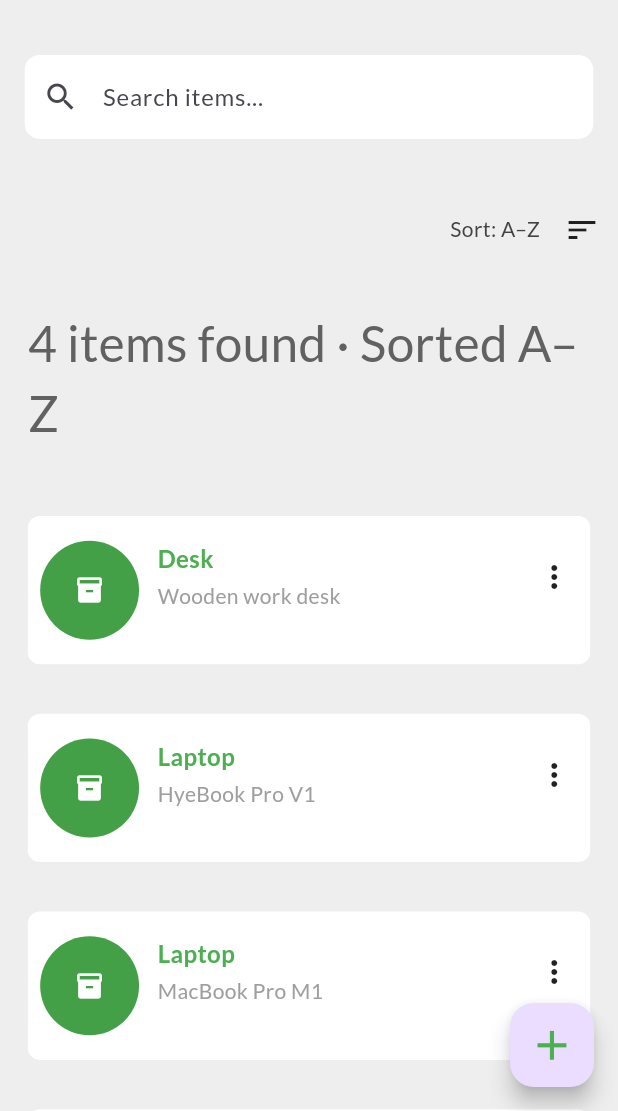
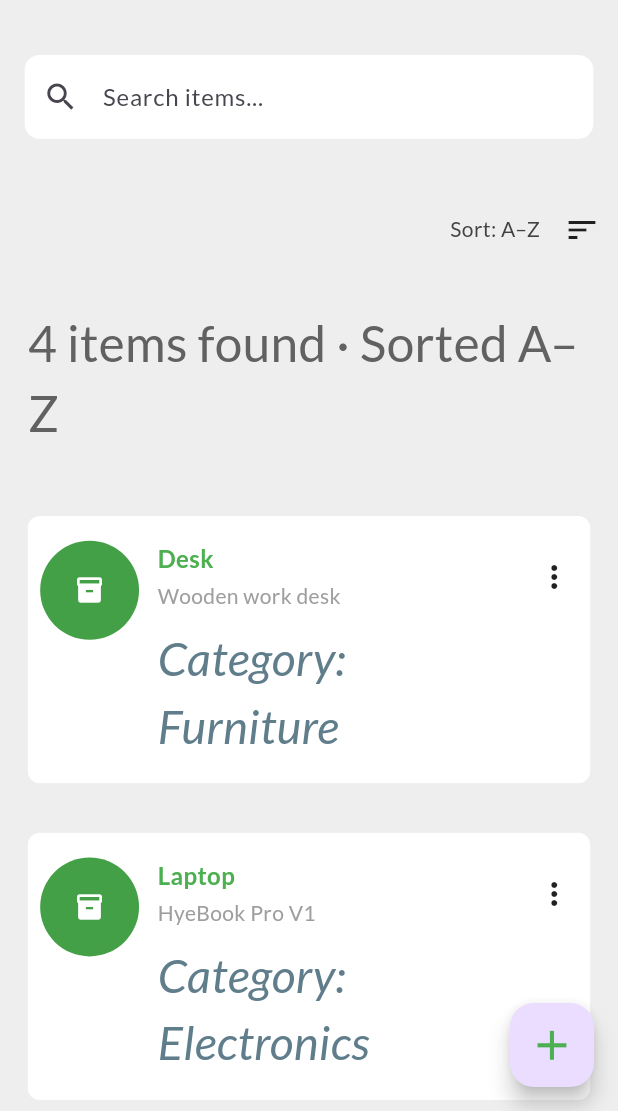
Before and after one commit to ohanz/Hiva, a Flutter app: the screen it shows after launch, on a phone screen of 412 x 824 dp, the part 125-1236 px from its top. Run offline on Flutter 3.47's test engine with Material 3 defaults, Android fonts, the phone set to English and light mode, and no system bars; our stand-ins replace auto_route, hive, hive_flutter; accounts and stored records are empty.

Commit message:
added 'category' in card-list

```diff
--- a/lib/UI/views/home/home_view.dart
+++ b/lib/UI/views/home/home_view.dart
@@ -231,6 +231,15 @@ class _HomeViewState extends State<HomeView> {
                                         fontSize: 14,
                                       ),
                                     ),
+                                SizedBox(height: 1.height),
+                                Text(
+                                  'Category: ${item.category}',
+                                  style: TextStyle(
+                                    color: Colors.blueGrey,
+                                    fontSize: 3.8.text,
+                                    fontStyle: FontStyle.italic,
+                                  ),
+                                ),
                                   ],
                                 ),
                               ),
```
